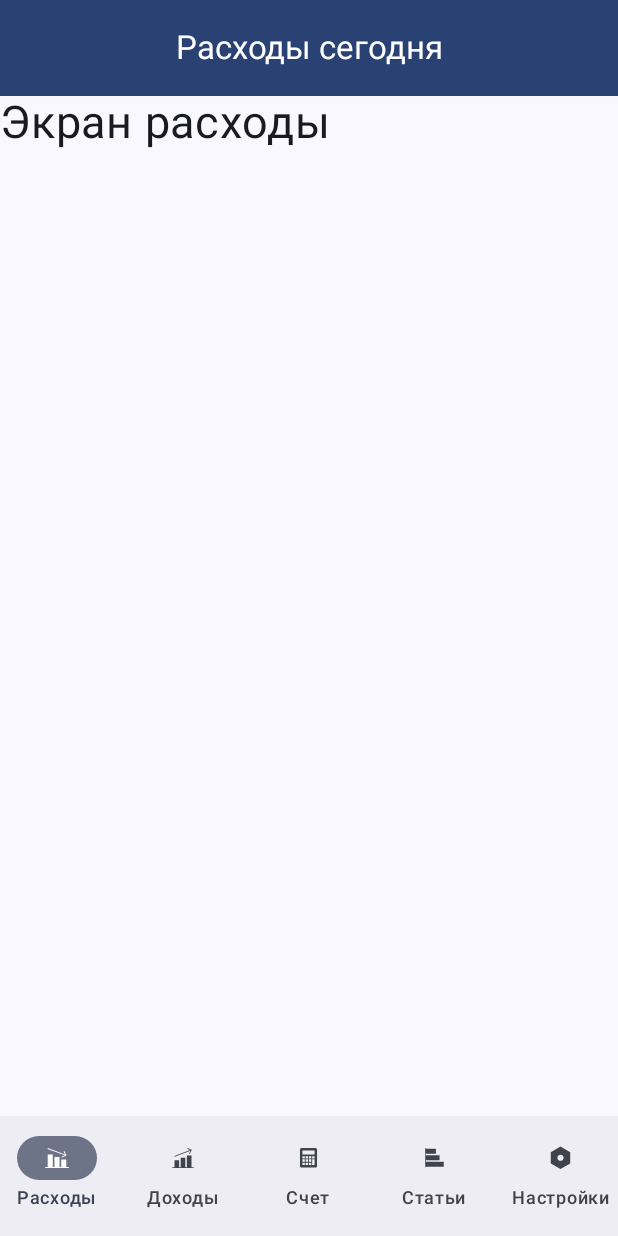
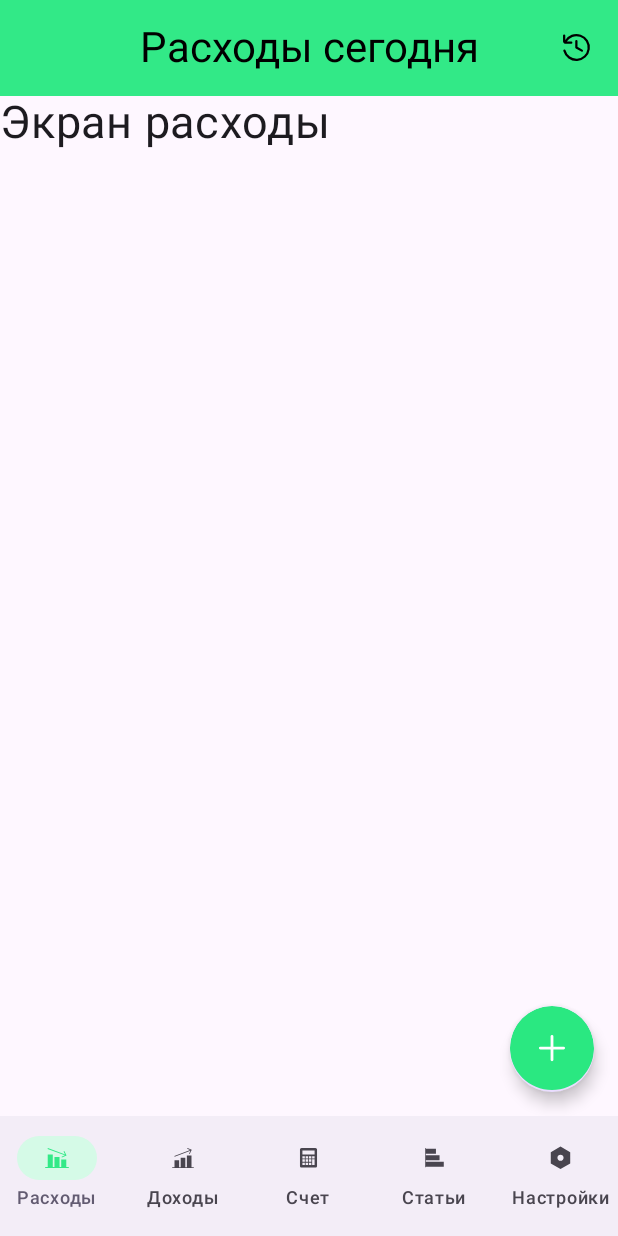
Before and after one commit to Koiama/SpendScan, an Android app built with Jetpack Compose: the ExpensesScreen screen opened through its navigation route, on a phone screen of 412 x 824 dp. Run offline under Robolectric (Android 15) with nearby library versions, the phone set to English and light mode, and no system bars.

Commit message:
Я спать, продолжу на паре

```diff
--- a/app/src/main/java/com/spendscan/ExpensesScreen.kt
+++ b/app/src/main/java/com/spendscan/ExpensesScreen.kt
@@ -10,7 +10,21 @@ import androidx.compose.material3.Text
 import androidx.compose.material3.TopAppBarDefaults
 import androidx.compose.runtime.Composable
 import androidx.compose.ui.Modifier
+import androidx.compose.ui.unit.dp
 import androidx.compose.ui.unit.sp
+import androidx.compose.foundation.layout.height
+import androidx.compose.foundation.layout.wrapContentHeight
+import androidx.compose.foundation.shape.CircleShape
+import androidx.compose.material.icons.Icons
+import androidx.compose.material.icons.filled.Add
+import androidx.compose.material3.FloatingActionButton
+import androidx.compose.material3.Icon
+import androidx.compose.ui.Alignment
+import androidx.compose.ui.graphics.vector.ImageVector
+import androidx.compose.ui.res.vectorResource
+import androidx.compose.material3.IconButton
+import androidx.compose.ui.graphics.Color
+import androidx.compose.ui.res.painterResource
 
 @OptIn(ExperimentalMaterial3Api::class)
 @Composable
@@ -21,17 +35,40 @@ fun ExpensesScreen(modifier: Modifier = Modifier) {
             CenterAlignedTopAppBar(
                 colors = TopAppBarDefaults.centerAlignedTopAppBarColors(
                     containerColor = MaterialTheme.colorScheme.primary,
-                    titleContentColor = MaterialTheme.colorScheme.onPrimary
+                    titleContentColor = MaterialTheme.colorScheme.onPrimary,
+                    actionIconContentColor = MaterialTheme.colorScheme.onPrimary
                 ) ,
                 title = {
                     Text(
-                        "Расходы сегодня"
+                        text = "Расходы сегодня",
+                        fontSize = 28.sp,
+                        modifier = Modifier.wrapContentHeight(Alignment.CenterVertically)
                     )
-                }
+                },
+                actions = {
+                    IconButton( onClick = { /*TODO*/}){
+                        Icon(
+                            imageVector = ImageVector.vectorResource(id = R.drawable.history_icon),
+                            contentDescription = "История",
+                        )
+                    }
+                },
+                modifier = Modifier
+                    .height(64.dp)
             )
-
         },
         floatingActionButton = {
+            FloatingActionButton(
+                onClick = { /*TODO*/ },
+                shape = CircleShape,
+            ){
+                Icon(
+                    painter = painterResource(id = R.drawable.button_circle),
+                    contentDescription = "Добавить расход",
+                    tint = Color.Unspecified
+
+                )
+            }
 
         }
     ) { innerPadding ->
--- a/app/src/main/java/com/spendscan/MainActivity.kt
+++ b/app/src/main/java/com/spendscan/MainActivity.kt
@@ -7,8 +7,10 @@ import androidx.activity.enableEdgeToEdge
 import androidx.compose.foundation.layout.fillMaxSize
 import androidx.compose.foundation.layout.padding
 import androidx.compose.material3.Icon
+import androidx.compose.material3.MaterialTheme
 import androidx.compose.material3.NavigationBar
 import androidx.compose.material3.NavigationBarItem
+import androidx.compose.material3.NavigationBarItemDefaults
 import androidx.compose.material3.Scaffold
 import androidx.compose.material3.Text
 import androidx.compose.runtime.Composable
@@ -17,6 +19,7 @@ import androidx.compose.ui.Modifier
 import androidx.compose.ui.graphics.vector.ImageVector
 import androidx.compose.ui.res.vectorResource
 import androidx.compose.ui.tooling.preview.Preview
+import androidx.core.view.WindowCompat
 import androidx.navigation.NavDestination.Companion.hierarchy
 import androidx.navigation.compose.NavHost
 import androidx.navigation.compose.composable
@@ -93,7 +96,11 @@ fun SpendScanApp() {
                                 launchSingleTop = true
                                 restoreState = true
                             }
-                        }
+                        },
+                        colors = NavigationBarItemDefaults.colors(
+                            selectedIconColor = MaterialTheme.colorScheme.primary,
+                            indicatorColor = MaterialTheme.colorScheme.onTertiary
+                        )
                     )
                 }
             }
@@ -116,5 +123,5 @@ fun SpendScanApp() {
 @Preview(showBackground = true)
 @Composable
 fun ArticleScreenPreview() {
-    ArticleScreen()
+    SpendScanTheme{ExpensesScreen()}
 }
--- a/app/src/main/java/com/spendscan/ui/theme/Color.kt
+++ b/app/src/main/java/com/spendscan/ui/theme/Color.kt
@@ -5,8 +5,10 @@ import androidx.compose.ui.graphics.Color
 val Purple80 = Color(0xFFD0BCFF)
 val PurpleGrey80 = Color(0xFFCCC2DC)
 val Pink80 = Color(0xFFEFB8C8)
-val Green = Color(0xFF32E987)
+val GreenMain = Color(0xFF32E987)
+val GreenSecond = Color(0xFFd5fae7)
 val Black = Color(0xFF000000)
+val White = Color(0xFFFFFFFF)
 
 val Purple40 = Color(0xFF6650a4)
 val PurpleGrey40 = Color(0xFF625b71)
--- a/app/src/main/java/com/spendscan/ui/theme/Theme.kt
+++ b/app/src/main/java/com/spendscan/ui/theme/Theme.kt
@@ -9,20 +9,24 @@ import androidx.compose.material3.dynamicDarkColorScheme
 import androidx.compose.material3.dynamicLightColorScheme
 import androidx.compose.material3.lightColorScheme
 import androidx.compose.runtime.Composable
+import androidx.compose.runtime.SideEffect
+import androidx.compose.ui.graphics.toArgb
 import androidx.compose.ui.platform.LocalContext
+import androidx.compose.ui.platform.LocalView
+import androidx.core.view.WindowCompat
 
 private val DarkColorScheme = darkColorScheme(
-    primary = Green,
-    secondary = PurpleGrey80,
-    tertiary = Pink80,
-    onPrimary = Black
+    primary = GreenMain,
+    onPrimary = Black,
+    onSecondary = White,
+    onTertiary = GreenSecond
 )
 
 private val LightColorScheme = lightColorScheme(
-    primary = Green,
-    secondary = PurpleGrey40,
-    tertiary = Pink40,
-    onPrimary = Black
+    primary = GreenMain,
+    onPrimary = Black,
+    onSecondary = White,
+    onTertiary = GreenSecond
 
     /* Other default colors to override
     background = Color(0xFFFFFBFE),
@@ -39,7 +43,7 @@ private val LightColorScheme = lightColorScheme(
 fun SpendScanTheme(
     darkTheme: Boolean = isSystemInDarkTheme(),
     // Dynamic color is available on Android 12+
-    dynamicColor: Boolean = true,
+    dynamicColor: Boolean = false,
     content: @Composable () -> Unit
 ) {
     val colorScheme = when {
@@ -51,6 +55,14 @@ fun SpendScanTheme(
         darkTheme -> DarkColorScheme
         else -> LightColorScheme
     }
+    val view = LocalView.current
+    if (!view.isInEditMode) {
+        SideEffect {
+            val window = (view.context as Activity).window
+            WindowCompat.getInsetsController(window, view).isAppearanceLightStatusBars = !darkTheme
+            window.statusBarColor = colorScheme.primary.toArgb()
+        }
+    }
 
     MaterialTheme(
         colorScheme = colorScheme,
--- /dev/null
+++ b/app/src/main/res/drawable/button_circle.xml
@@ -0,0 +1,21 @@
+<vector xmlns:android="http://schemas.android.com/apk/res/android"
+    android:width="56dp"
+    android:height="57dp"
+    android:viewportWidth="56"
+    android:viewportHeight="57">
+  <path
+      android:pathData="M28,28.041m-28,0a28,28 0,1 1,56 0a28,28 0,1 1,-56 0"
+      android:fillColor="#2AE881"/>
+  <path
+      android:pathData="M28,20.263L28,35.819"
+      android:strokeWidth="1.86667"
+      android:fillColor="#00000000"
+      android:strokeColor="#ffffff"
+      android:strokeLineCap="round"/>
+  <path
+      android:pathData="M20.222,28.041H35.778"
+      android:strokeWidth="1.86667"
+      android:fillColor="#00000000"
+      android:strokeColor="#ffffff"
+      android:strokeLineCap="round"/>
+</vector>
--- /dev/null
+++ b/app/src/main/res/drawable/history_icon.xml
@@ -0,0 +1,20 @@
+<vector xmlns:android="http://schemas.android.com/apk/res/android"
+    android:width="24dp"
+    android:height="25dp"
+    android:viewportWidth="24"
+    android:viewportHeight="25">
+  <path
+      android:pathData="M4.281,14.426C4.775,16.27 5.893,17.885 7.444,18.997C8.996,20.109 10.885,20.648 12.79,20.523C14.694,20.398 16.497,19.617 17.89,18.312C19.283,17.007 20.18,15.26 20.429,13.367C20.678,11.475 20.264,9.555 19.256,7.934C18.248,6.313 16.709,5.092 14.901,4.479C13.094,3.865 11.13,3.897 9.344,4.57C7.557,5.242 6.059,6.513 5.105,8.166L4.628,9.046M4.628,9.046C4.47,8.96 4.337,8.833 4.245,8.678C4.153,8.523 4.105,8.346 4.105,8.166V4.416M4.628,9.046C4.775,9.125 4.938,9.166 5.105,9.166H8.855"
+      android:strokeLineJoin="round"
+      android:strokeWidth="1.5"
+      android:fillColor="#00000000"
+      android:strokeColor="#000000"
+      android:strokeLineCap="round"/>
+  <path
+      android:pathData="M12.25,8.041V12.291L15.935,14.408"
+      android:strokeLineJoin="round"
+      android:strokeWidth="1.5"
+      android:fillColor="#00000000"
+      android:strokeColor="#000000"
+      android:strokeLineCap="round"/>
+</vector>
```
